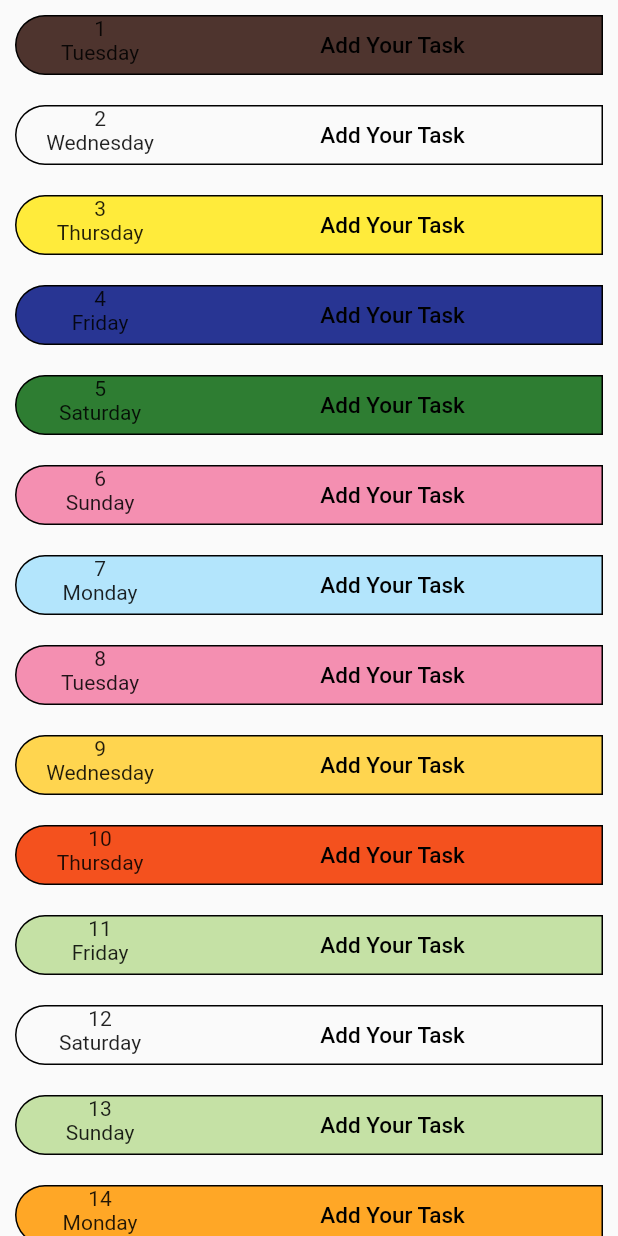
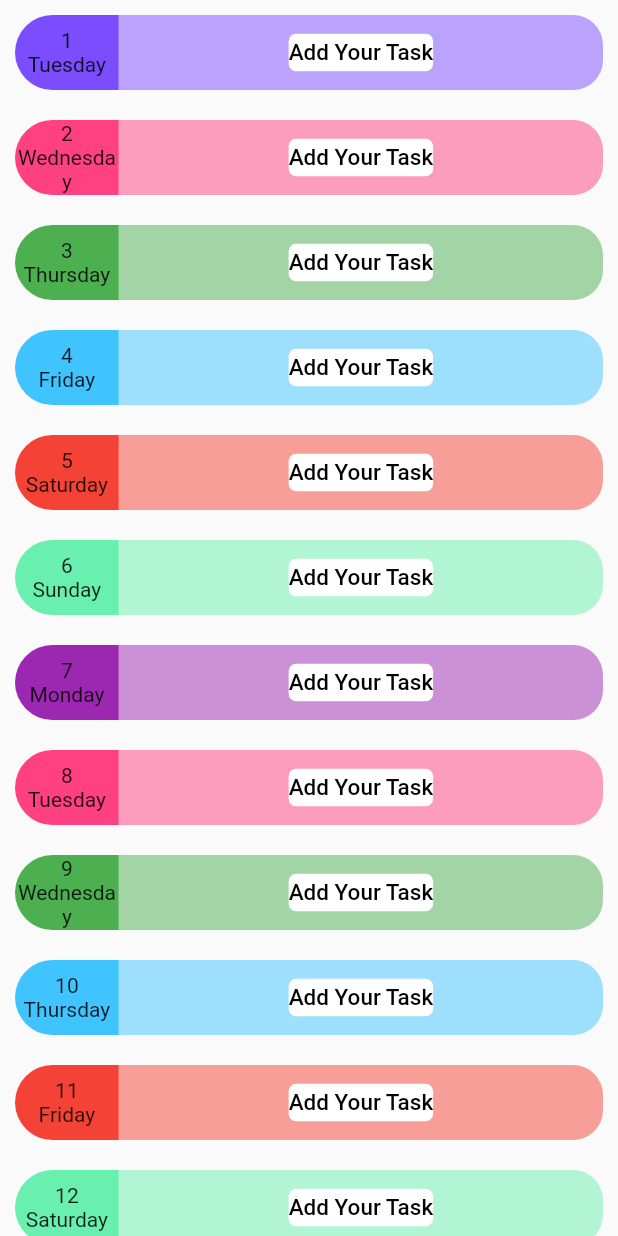
Before and after one commit to Shobhitthebeginner/tracker, a Flutter app: the screen it shows after launch, on a phone screen of 412 x 824 dp. Run offline on Flutter 3.47's test engine with Material 2 defaults, Android fonts, the phone set to English and light mode, and no system bars.

Commit message:
Day4improvement

```diff
--- a/lib/add task.dart
+++ b/lib/add task.dart
@@ -20,6 +20,18 @@ class _AddTaskState extends State<AddTask> {
             (i) =>
         i+1);
     final _random = Random();
+    List colors = [Colors.deepPurpleAccent, Colors.pinkAccent, Colors.green,Colors.lightBlueAccent,Colors.red,Colors.greenAccent,
+      Colors.purple, Colors.pinkAccent, Colors.green,Colors.lightBlueAccent,Colors.red,Colors.greenAccent,
+      Colors.purple, Colors.pinkAccent, Colors.green,Colors.lightBlueAccent,Colors.red,Colors.greenAccent,
+      Colors.purple, Colors.pinkAccent, Colors.green,Colors.lightBlueAccent,Colors.red,Colors.greenAccent,
+      Colors.purple, Colors.pinkAccent, Colors.green,Colors.lightBlueAccent,Colors.red,Colors.greenAccent];
+    Random random = new Random();
+
+    int index = 0;
+
+    void changeIndex() {
+      setState(() => index = random.nextInt(3));
+    }
 
     print(listOfDates);
 
@@ -30,13 +42,19 @@ class _AddTaskState extends State<AddTask> {
             return Padding(
 
               padding: EdgeInsets.all(10),
+              child: Row(
+
+                children: [
+
+                    Expanded(
+                      flex: 3,
                       child: Container(
-                height: 40,
+                height: 50,
                 decoration: BoxDecoration(
-
-                    color: Colors.primaries[_random.nextInt(Colors.primaries.length)]
-                    [_random.nextInt(9) * 100],
-                    border: Border.all(color: Colors.black),
+                  color: colors[index],
+                 // color: Colors.primaries[_random.nextInt(Colors.primaries.length)]
+                  //[_random.nextInt(9) * 100],
+                  //border: Border.all(color: Colors.black),
                   borderRadius: BorderRadius.only(
                       topLeft: Radius.circular(150.0),
                       bottomLeft: Radius.circular(150.0),
@@ -44,32 +62,57 @@ class _AddTaskState extends State<AddTask> {
 
 
                 ),
-                child: Row(
-
+                        child: Column(
+                          mainAxisAlignment: MainAxisAlignment.center,
                           children: [
-                      Expanded(
-                      flex: 4,
-                      child: Column(
-                        children: [
-                          Text("${listOfDates[index]}",textAlign: TextAlign.left),
-                          Text("${listOfDay[index]}",textAlign: TextAlign.left),
+                            Text("${listOfDates[index]}",textAlign: TextAlign.center),
+                            Text("${listOfDay[index]}",textAlign: TextAlign.center),
                           ],
                         ),
                       ),
+                    ),
                     Expanded(
-                      flex: 10,
+                      flex: 14,
+
+                      child: Container(
+
+                      height: 50,
+                      decoration: BoxDecoration(
+                        color: colors[index].withOpacity(0.5),
+
+            //color: Colors.primaries[_random.nextInt(Colors.primaries.length)]
+            //[_random.nextInt(9) * 100],
+
+            borderRadius: BorderRadius.only(
+              topRight: Radius.circular(20),
+              bottomRight: Radius.circular(20),
+            ),
+
+
+            ),
                         child: FlatButton(
                           onPressed: (){},
-                        child: Text(
+                          child: Container(
+                            height: 25,
+                            decoration: BoxDecoration(
+                              color: Colors.white,
+                              borderRadius: BorderRadius.circular(5),
+                            ),
+                            child: Column(
+                              mainAxisAlignment: MainAxisAlignment.center,
+                              children: <Widget>[Text(
                                 "Add Your Task",
                                 textAlign: TextAlign.center,
 
                                 style: TextStyle(color: Colors.black, fontSize: 15),
                               ),
+                            ],
+                            ),
+                          ),
+                        ),
                       ),
                     ),
                 ],
-                ),
               ),
             );
           }),
```
Also changed, not shown: lib/n.dart (+76 -79 lines). Lines whose indentation alone changed are shown as unchanged.
